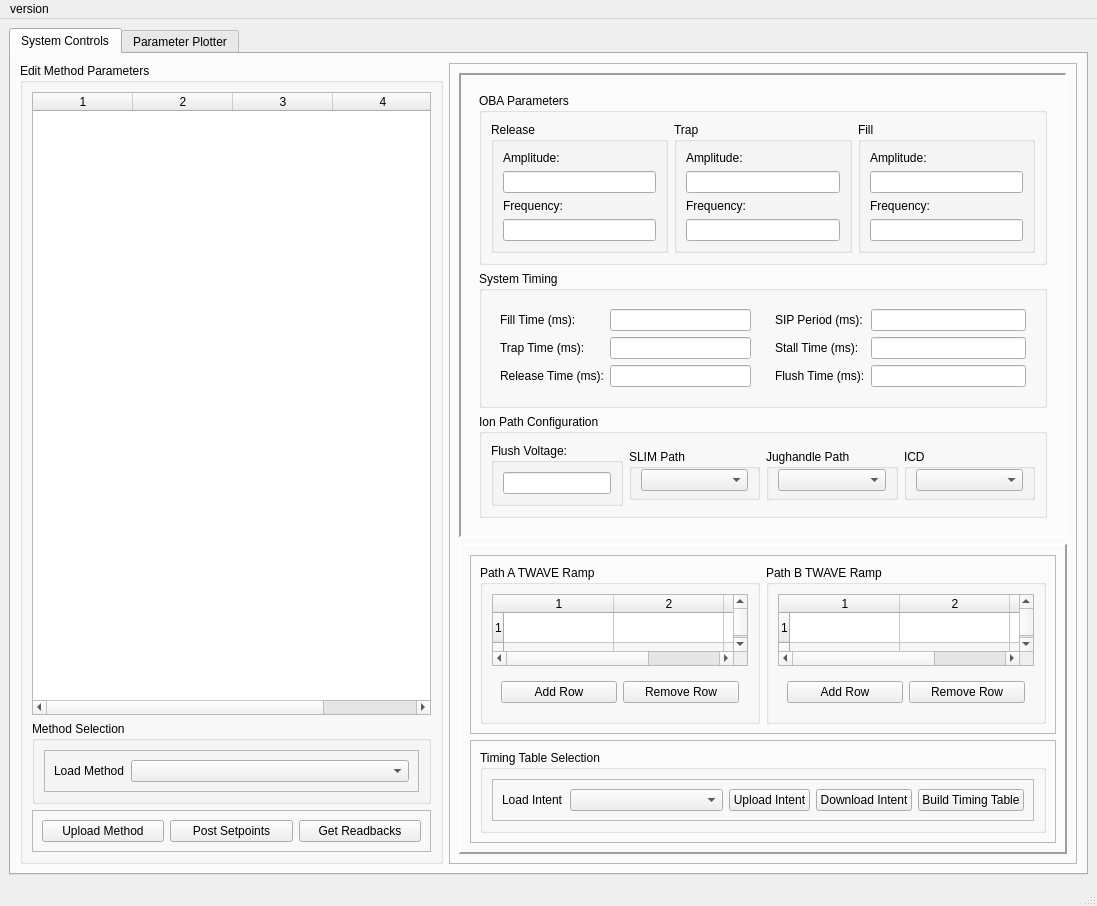
The window that DaytonaIPhaseControls/gui/gui.ui (mikeypancakes/Daytona-I-Phase-Controls) describes before a commit, drawn with Qt 5.
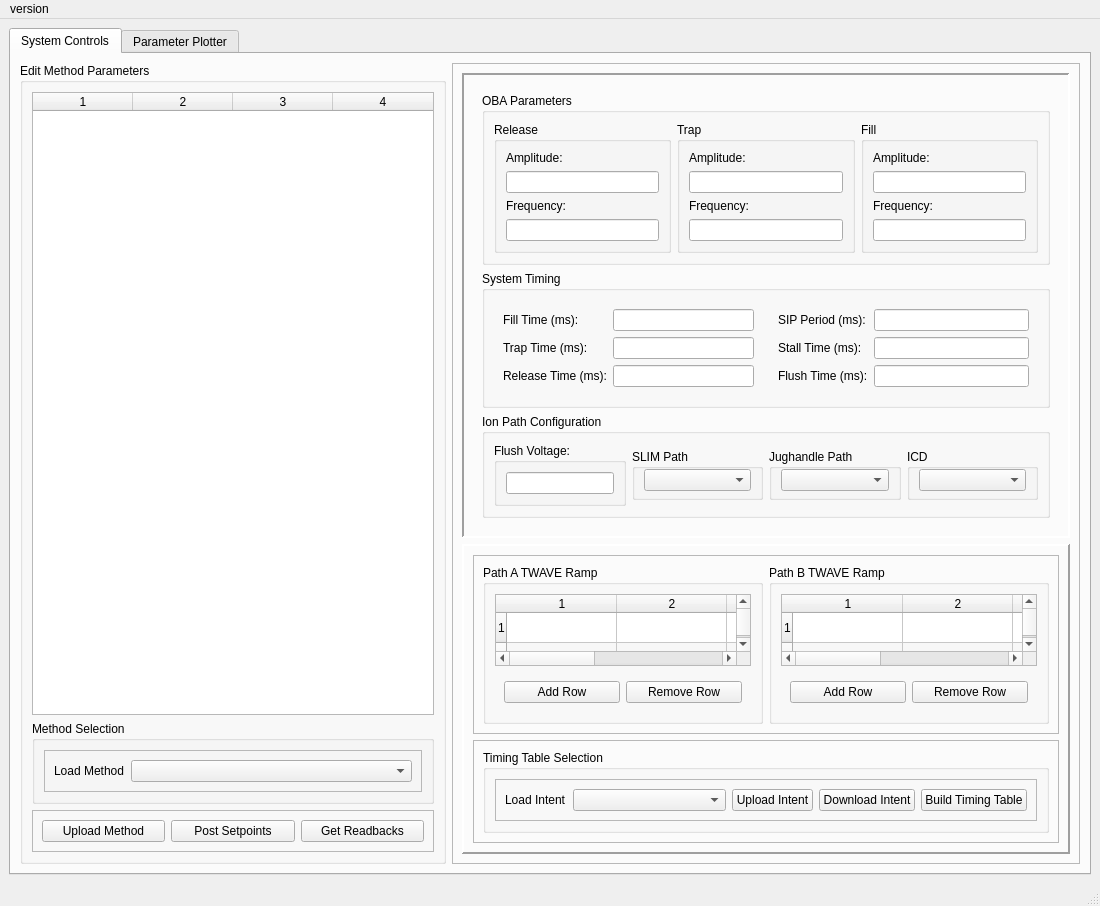
The same window after the commit. Custom widgets are drawn as their Qt base class.

Commit message: 03MAR2026 Wish I made more progress, but Im sleepy. Got halfway through the plotter widget and updated readback columns. Added two default methods.

What changed in the file:
```diff
--- a/DaytonaIPhaseControls/gui/gui.ui
+++ b/DaytonaIPhaseControls/gui/gui.ui
@@ -6,8 +6,8 @@
    <rect>
     <x>0</x>
     <y>0</y>
-    <width>1086</width>
-    <height>904</height>
+    <width>1100</width>
+    <height>876</height>
    </rect>
   </property>
   <property name="windowTitle">
@@ -705,7 +705,7 @@
                        <number>4</number>
                       </property>
                       <property name="columnCount">
-                       <number>3</number>
+                       <number>5</number>
                       </property>
                       <attribute name="horizontalHeaderCascadingSectionResizes">
                        <bool>true</bool>
@@ -735,6 +735,8 @@
                       <column/>
                       <column/>
                       <column/>
+                      <column/>
+                      <column/>
                      </widget>
                     </item>
                     <item>
@@ -805,7 +807,7 @@
                        <number>4</number>
                       </property>
                       <property name="columnCount">
-                       <number>3</number>
+                       <number>5</number>
                       </property>
                       <attribute name="horizontalHeaderCascadingSectionResizes">
                        <bool>true</bool>
@@ -835,6 +837,8 @@
                       <column/>
                       <column/>
                       <column/>
+                      <column/>
+                      <column/>
                      </widget>
                     </item>
                     <item>
@@ -1210,7 +1214,7 @@
     <rect>
      <x>0</x>
      <y>0</y>
-     <width>1086</width>
+     <width>1100</width>
      <height>21</height>
     </rect>
    </property>
```
The commit also changes 7 other files.
